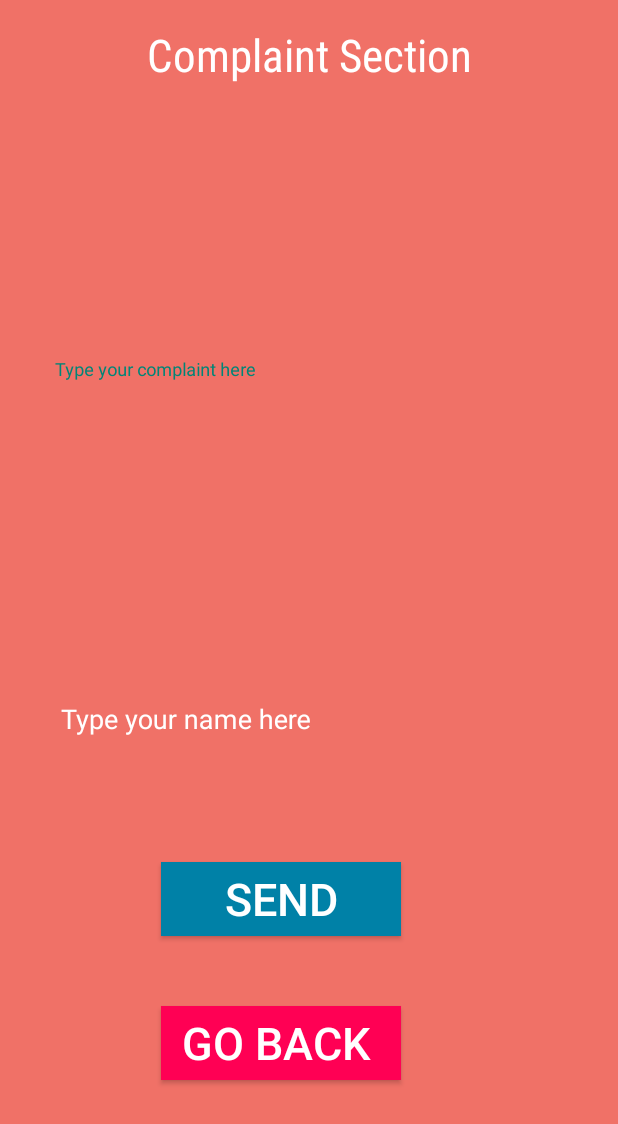
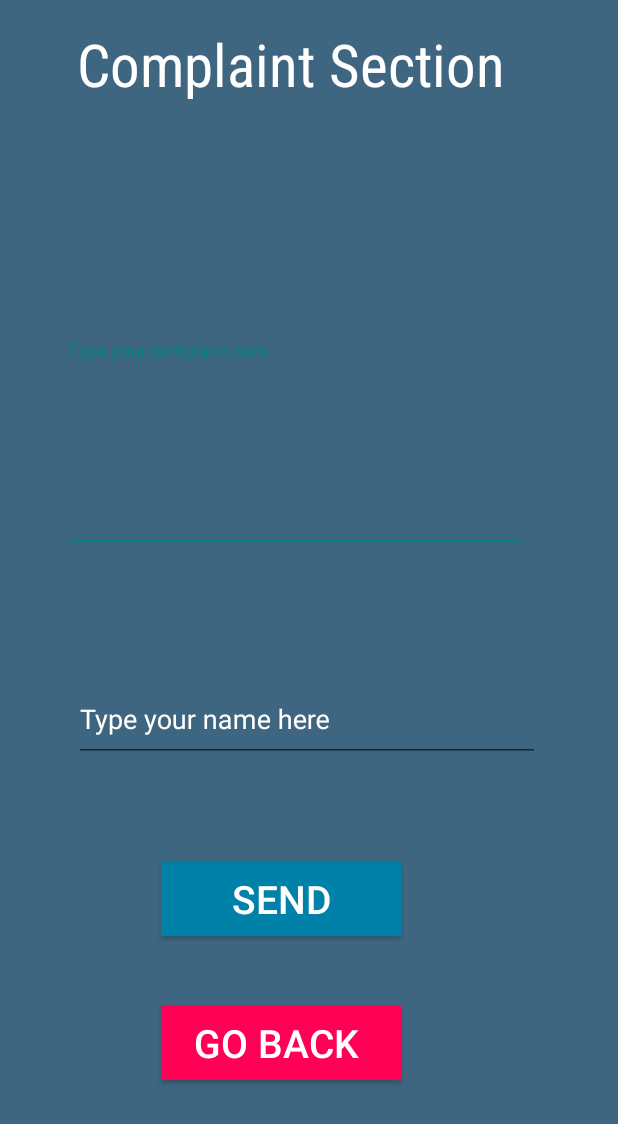
Before and after one commit to WenDEVLIFE/Complaint-Application, an Android app: the CreateComplaint screen opened directly, with no data from a screen before it, on a phone screen of 412 x 824 dp. Shown: the top 1124 px of the screen. Run offline under Robolectric (Android 15) with nearby library versions, the phone set to English and light mode, and no system bars; our stand-ins replace Firebase (no records; nobody signed in at launch, a user with empty details on screens opened directly), sdp/ssp sizes.

Commit message:
👾updated

```diff
--- a/app/src/main/res/layout/activity_create_complaint.xml
+++ b/app/src/main/res/layout/activity_create_complaint.xml
@@ -4,28 +4,26 @@
         xmlns:app="http://schemas.android.com/apk/res-auto"
         android:layout_width="match_parent"
         android:layout_height="match_parent"
-        android:background="#F07167"
+        android:background="#3E6680"
         tools:context=".CreateComplaint">
 
     <!--multiline text input-->
 
     <com.google.android.material.textfield.TextInputLayout
-            android:layout_width="319dp"
+            android:layout_width="@dimen/_239sdp"
             android:layout_height="wrap_content"
             app:layout_constraintEnd_toEndOf="parent"
             app:layout_constraintBottom_toBottomOf="parent"
-            android:layout_marginEnd="56dp"
+            android:layout_marginEnd="60dp"
             android:textColorHint="@color/white"
-            android:background="#F07167"
             android:id="@+id/textInputLayout1"
-            android:layout_marginBottom="464dp">
+            android:layout_marginBottom="456dp">
 
         <com.google.android.material.textfield.TextInputEditText
                 android:layout_width="match_parent"
                 android:layout_height="wrap_content"
                 android:hint="Type your complaint here"
                 android:textColorHint="@color/white"
-                android:background="#F07167"
                 android:inputType="textMultiLine"
                 android:minLines="5"
                 android:id="@+id/complaintInput"
@@ -33,11 +31,10 @@
     </com.google.android.material.textfield.TextInputLayout>
 
     <com.google.android.material.textfield.TextInputLayout
-            android:layout_width="319dp"
+            android:layout_width="@dimen/_239sdp"
             android:layout_height="wrap_content"
             android:textColorHint="@color/white"
             app:layout_constraintEnd_toEndOf="parent"
-            android:background="#F07167"
             app:layout_constraintBottom_toBottomOf="parent"
             android:layout_marginEnd="52dp"
             android:layout_marginBottom="316dp"
@@ -47,10 +44,8 @@
                 android:layout_width="match_parent"
                 android:layout_height="55dp"
                 android:id="@+id/nameInput"
-
                 android:hint="Type your name here"
                 android:textColorHint="@color/white"
-                android:background="#F07167"
                 android:inputType="text" />
 
     </com.google.android.material.textfield.TextInputLayout>
@@ -61,12 +56,13 @@
             android:layout_height="wrap_content"
             android:textColor="@color/white"
             android:id="@+id/Title"
-            android:textSize="30sp"
+            android:textSize="@dimen/_30sdp"
             android:fontFamily="sans-serif-condensed"
             app:layout_constraintStart_toStartOf="parent"
             app:layout_constraintEnd_toEndOf="parent"
             app:layout_constraintTop_toTopOf="parent"
-            android:layout_marginTop="16dp" />
+            android:layout_marginTop="16dp"
+            app:layout_constraintHorizontal_bias="0.404" />
 
     <Button
             android:text="Send"
@@ -74,7 +70,7 @@
             android:layout_height="49dp"
             android:textColor="@color/white"
             android:id="@+id/send_data"
-            android:textSize="30sp"
+            android:textSize="@dimen/_20sdp"
             android:background="@color/cerulean"
             app:layout_constraintStart_toStartOf="parent"
             app:layout_constraintEnd_toEndOf="parent"
@@ -89,7 +85,7 @@
             android:textColor="@color/white"
             android:background="@color/folly"
             android:id="@+id/back"
-            android:textSize="30sp"
+            android:textSize="@dimen/_20sdp"
             app:layout_constraintStart_toStartOf="parent"
             app:layout_constraintEnd_toEndOf="parent"
             app:layout_constraintBottom_toBottomOf="parent"
--- a/app/src/main/res/layout/activity_main.xml
+++ b/app/src/main/res/layout/activity_main.xml
@@ -27,7 +27,7 @@
             android:layout_width="@dimen/_200sdp"
             android:layout_height="@dimen/_32sdp"
             android:id="@+id/email"
-            android:textSize="@dimen/_20sdp"
+            android:textSize="@dimen/_10sdp"
             android:textColor="@color/white"
             android:fontFamily="sans-serif-condensed"
             app:layout_constraintStart_toStartOf="parent"
--- a/app/src/main/res/layout/item_complaint.xml
+++ b/app/src/main/res/layout/item_complaint.xml
@@ -48,7 +48,11 @@
     <Button
             android:id="@+id/deleteButton"
             android:layout_width="@dimen/_224sdp"
-            android:layout_height="@dimen/_49sdp"
+            android:layout_height="@dimen/_39sdp"
+            android:fontFamily="sans-serif-condensed"
+            android:textSize="@dimen/_20sdp"
+            android:textColor="@color/white"
+            android:background="@color/folly"
             android:text="Delete"
             android:onClick="onDeleteButtonClick"
             app:layout_constraintStart_toStartOf="parent"
```
